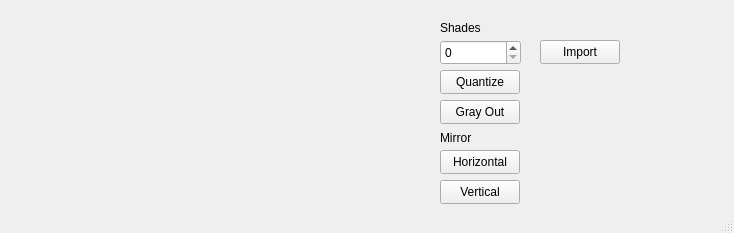
First picture: the form in mainwindow.ui, repository DiegoHommer/ImageEditor, before the edit.
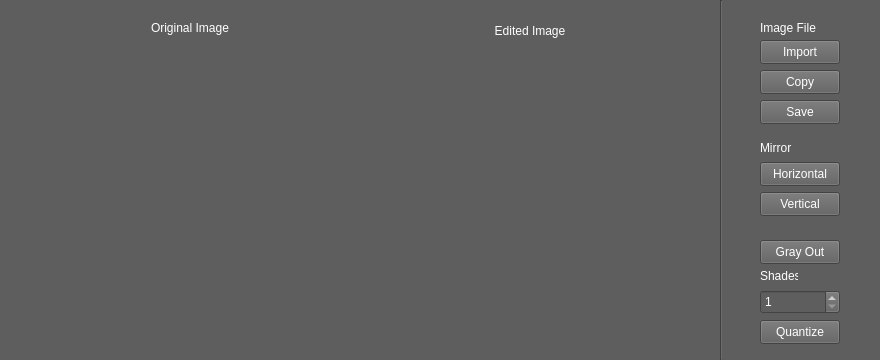
Second picture: the form after the edit.

Commit message:
Design and Operations
Cleaner Design
Operations Implemented:
* Mirror (horizontal and vertical);
* GreyScale and Quantization;
* Import, copy and save img file;

What changed in the file:
```diff
--- a/mainwindow.ui
+++ b/mainwindow.ui
@@ -6,23 +6,29 @@
    <rect>
     <x>0</x>
     <y>0</y>
-    <width>734</width>
-    <height>233</height>
+    <width>880</width>
+    <height>360</height>
    </rect>
   </property>
   <property name="windowTitle">
    <string>MainWindow</string>
   </property>
+  <property name="styleSheet">
+   <string notr="true">background-color: rgb(94, 94, 94);</string>
+  </property>
   <widget class="QWidget" name="centralwidget">
    <widget class="QPushButton" name="HorizontalFlipButton">
     <property name="geometry">
      <rect>
-      <x>440</x>
-      <y>150</y>
+      <x>760</x>
+      <y>162</y>
       <width>80</width>
       <height>24</height>
      </rect>
     </property>
+    <property name="styleSheet">
+     <string notr="true">color: rgb(255, 255, 255);</string>
+    </property>
     <property name="text">
      <string>Horizontal</string>
     </property>
@@ -30,12 +36,15 @@
    <widget class="QPushButton" name="GrayOutButton">
     <property name="geometry">
      <rect>
-      <x>440</x>
-      <y>100</y>
+      <x>760</x>
+      <y>240</y>
       <width>80</width>
       <height>24</height>
      </rect>
     </property>
+    <property name="styleSheet">
+     <string notr="true">color: rgb(255, 255, 255);</string>
+    </property>
     <property name="text">
      <string>Gray Out</string>
     </property>
@@ -43,12 +52,15 @@
    <widget class="QPushButton" name="VerticalFlipButton">
     <property name="geometry">
      <rect>
-      <x>440</x>
-      <y>180</y>
+      <x>760</x>
+      <y>192</y>
       <width>80</width>
       <height>24</height>
      </rect>
     </property>
+    <property name="styleSheet">
+     <string notr="true">color: rgb(255, 255, 255);</string>
+    </property>
     <property name="text">
      <string>Vertical</string>
     </property>
@@ -56,35 +68,37 @@
    <widget class="QSpinBox" name="spinBox">
     <property name="geometry">
      <rect>
-      <x>440</x>
-      <y>40</y>
-      <width>81</width>
-      <height>25</height>
-     </rect>
-    </property>
-   </widget>
-   <widget class="QPushButton" name="QuantizeButton">
-    <property name="geometry">
-     <rect>
-      <x>440</x>
-      <y>70</y>
+      <x>760</x>
+      <y>290</y>
       <width>80</width>
       <height>24</height>
      </rect>
     </property>
-    <property name="text">
-     <string>Quantize</string>
+    <property name="styleSheet">
+     <string notr="true">color: rgb(255, 255, 255);</string>
+    </property>
+    <property name="minimum">
+     <number>1</number>
+    </property>
+    <property name="maximum">
+     <number>1000</number>
+    </property>
+    <property name="value">
+     <number>1</number>
     </property>
    </widget>
    <widget class="QLabel" name="label_2">
     <property name="geometry">
      <rect>
-      <x>440</x>
-      <y>20</y>
-      <width>49</width>
+      <x>760</x>
+      <y>268</y>
+      <width>38</width>
       <height>16</height>
      </rect>
     </property>
+    <property name="styleSheet">
+     <string notr="true">color: rgb(255, 255, 255);</string>
+    </property>
     <property name="text">
      <string>Shades</string>
     </property>
@@ -92,12 +106,15 @@
    <widget class="QLabel" name="label_3">
     <property name="geometry">
      <rect>
-      <x>440</x>
-      <y>130</y>
-      <width>49</width>
+      <x>760</x>
+      <y>140</y>
+      <width>34</width>
       <height>16</height>
      </rect>
     </property>
+    <property name="styleSheet">
+     <string notr="true">color: rgb(255, 255, 255);</string>
+    </property>
     <property name="text">
      <string>Mirror</string>
     </property>
@@ -105,31 +122,174 @@
    <widget class="QPushButton" name="ImportButton">
     <property name="geometry">
      <rect>
-      <x>540</x>
+      <x>760</x>
       <y>40</y>
       <width>80</width>
       <height>24</height>
      </rect>
     </property>
+    <property name="styleSheet">
+     <string notr="true">color: rgb(255, 255, 255);</string>
+    </property>
     <property name="text">
      <string>Import</string>
     </property>
    </widget>
-   <widget class="QLabel" name="label_4">
+   <widget class="QPushButton" name="CopyButton">
     <property name="geometry">
      <rect>
-      <x>10</x>
-      <y>10</y>
-      <width>201</width>
-      <height>211</height>
+      <x>760</x>
+      <y>70</y>
+      <width>80</width>
+      <height>24</height>
      </rect>
     </property>
+    <property name="styleSheet">
+     <string notr="true">color: rgb(255, 255, 255);</string>
+    </property>
     <property name="text">
+     <string>Copy</string>
+    </property>
+   </widget>
+   <widget class="QPushButton" name="SaveButton">
+    <property name="geometry">
+     <rect>
+      <x>760</x>
+      <y>100</y>
+      <width>80</width>
+      <height>24</height>
+     </rect>
+    </property>
+    <property name="styleSheet">
+     <string notr="true">color: rgb(255, 255, 255);</string>
+    </property>
+    <property name="text">
+     <string>Save</string>
+    </property>
+   </widget>
+   <widget class="QLabel" name="Original_Image">
+    <property name="geometry">
+     <rect>
+      <x>40</x>
+      <y>40</y>
+      <width>300</width>
+      <height>300</height>
+     </rect>
+    </property>
+    <property name="styleSheet">
+     <string notr="true"/>
+    </property>
+    <property name="text">
      <string/>
+    </property>
+    <property name="alignment">
+     <set>Qt::AlignHCenter|Qt::AlignTop</set>
+    </property>
+   </widget>
+   <widget class="QLabel" name="Edited_Image">
+    <property name="geometry">
+     <rect>
+      <x>380</x>
+      <y>40</y>
+      <width>300</width>
+      <height>300</height>
+     </rect>
+    </property>
+    <property name="styleSheet">
+     <string notr="true"/>
+    </property>
+    <property name="text">
+     <string/>
+    </property>
+    <property name="alignment">
+     <set>Qt::AlignHCenter|Qt::AlignTop</set>
+    </property>
+   </widget>
+   <widget class="QLabel" name="label_5">
+    <property name="geometry">
+     <rect>
+      <x>40</x>
+      <y>20</y>
+      <width>300</width>
+      <height>16</height>
+     </rect>
+    </property>
+    <property name="styleSheet">
+     <string notr="true">color: rgb(255, 255, 255);</string>
+    </property>
+    <property name="text">
+     <string>Original Image</string>
+    </property>
+    <property name="alignment">
+     <set>Qt::AlignCenter</set>
+    </property>
+   </widget>
+   <widget class="QLabel" name="label_6">
+    <property name="geometry">
+     <rect>
+      <x>380</x>
+      <y>20</y>
+      <width>300</width>
+      <height>21</height>
+     </rect>
+    </property>
+    <property name="styleSheet">
+     <string notr="true">color: rgb(255, 255, 255);
+</string>
+    </property>
+    <property name="text">
+     <string>Edited Image</string>
+    </property>
+    <property name="alignment">
+     <set>Qt::AlignCenter</set>
+    </property>
+   </widget>
+   <widget class="Line" name="line">
+    <property name="geometry">
+     <rect>
+      <x>720</x>
+      <y>0</y>
+      <width>3</width>
+      <height>360</height>
+     </rect>
+    </property>
+    <property name="orientation">
+     <enum>Qt::Vertical</enum>
+    </property>
+   </widget>
+   <widget class="QLabel" name="label">
+    <property name="geometry">
+     <rect>
+      <x>760</x>
+      <y>20</y>
+      <width>80</width>
+      <height>16</height>
+     </rect>
+    </property>
+    <property name="styleSheet">
+     <string notr="true">color: rgb(255, 255, 255);</string>
+    </property>
+    <property name="text">
+     <string>Image File</string>
+    </property>
+   </widget>
+   <widget class="QPushButton" name="QuantizeButton">
+    <property name="geometry">
+     <rect>
+      <x>760</x>
+      <y>320</y>
+      <width>80</width>
+      <height>24</height>
+     </rect>
+    </property>
+    <property name="styleSheet">
+     <string notr="true">color: rgb(255, 255, 255);</string>
+    </property>
+    <property name="text">
+     <string>Quantize</string>
     </property>
    </widget>
   </widget>
-  <widget class="QStatusBar" name="statusbar"/>
  </widget>
  <resources/>
  <connections/>
```
The commit also changes 6 other files.
